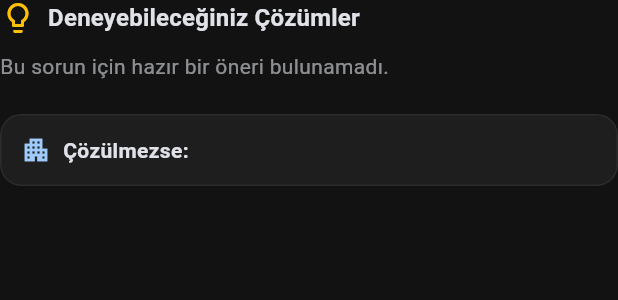
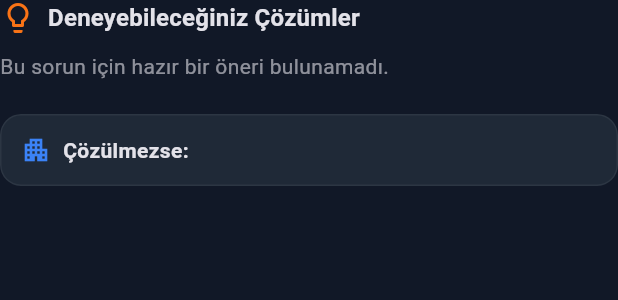
Before and after one commit to MurselAktop/talep_sorgu_cevap_app, a Flutter app: the AiAnalysisResultView widget shown alone on an empty page, opened directly with empty values, on a phone screen of 412 x 824 dp. Shown: the top 300 px of the screen. Run offline on Flutter 3.47's test engine with Material 3 defaults, Android fonts, the phone set to English and light mode, and no system bars; our stand-ins replace device_info_plus, file_picker, fl_chart, flutter_dotenv, image_picker, shared_preferences and 1 more; accounts and stored records are empty; network calls fail.

Commit message:
feat: mobil renk temasini web paneliyle hizala
Marka mavisi, slate yuzeyler ve AI turuncu vurgusu web Tailwind paletiyle ayni; istatistik ozellikleri dokunulmadi.

Co-authored-by: Cursor <cursoragent@cursor.com>

```diff
--- a/lib/screens/home_screen.dart
+++ b/lib/screens/home_screen.dart
@@ -3,6 +3,7 @@ import 'package:supabase_flutter/supabase_flutter.dart';
 
 import '../services/local_prefs_service.dart';
 import '../services/supabase_service.dart';
+import '../theme/app_theme.dart';
 import '../widgets/ai_assistant_chat.dart';
 import '../widgets/app_nav_route.dart';
 import '../widgets/navigation_shell.dart';
@@ -449,7 +450,7 @@ class _HomePageState extends State<HomePage> {
       return FloatingActionButton(
         heroTag: 'aiAssistantFab',
         mini: true,
-        backgroundColor: Colors.deepOrange,
+        backgroundColor: AppTheme.aiAccent,
         onPressed: _openAiAssistant,
         tooltip: 'Arıza Asistanı',
         child: const Icon(Icons.smart_toy_outlined),
@@ -473,7 +474,7 @@ class _HomePageState extends State<HomePage> {
             top: -6,
             right: -6,
             child: Material(
-              color: Colors.deepOrange,
+              color: AppTheme.aiAccent,
               shape: const CircleBorder(),
               elevation: 3,
               child: InkWell(
--- a/lib/theme/app_theme.dart
+++ b/lib/theme/app_theme.dart
@@ -3,45 +3,32 @@ import 'package:flutter/services.dart';
 
 /// TŞYS'nin merkezi Material 3 teması.
 ///
-/// Bu bir belediye/kurum şikâyet-talep sistemi olduğu için ciddi ve güven
-/// verici bir görsel kimlik hedeflenir. Ana tasarım koyu tema (dark theme) —
-/// tasarım taslağına göre neredeyse siyah bir taban (#121212) üzerinde biraz
-/// daha açık gri kart yüzeyleri (#1E1E1E). Marka/aksiyon rengi (birincil
-/// renk), önceki (açık) sürümle aynı kurumsal lacivert tohumdan
-/// (`_seedColor`) türetiliyor — Material 3'ün algoritması hem koyu hem açık
-/// arka planda okunaklı kalacak bir ton otomatik üretiyor; elle renk
-/// seçilmedi. Turuncu, sidebar'daki aktif öğe/CTA rengi olarak
-/// KULLANILMIYOR — turuncu zaten `status_badge.dart`'ta "Açık" durumunun
-/// anlamı, aynı rengi marka vurgusu için de kullanmak durum rozetleriyle
-/// karışıklığa yol açardı.
+/// Renk kimliği web yönetim paneliyle (`web/` Tailwind blue/slate paleti)
+/// hizalıdır: birincil marka mavisi `blue-600` (#2563EB), koyu yüzeyler
+/// gray-900/800, açık yüzeyler slate-50. Turuncu marka CTA olarak
+/// KULLANILMIYOR — durum rozetlerinde "Açık" ve AI asistan vurgusunda
+/// (`aiAccent`) ayrı roller üstleniyor.
 ///
-/// **2026-07-22 güncellemesi:** Kullanıcı isteğiyle Ayarlar ekranından
-/// değiştirilebilen bir açık tema (`lightTheme`) eklendi — `ThemeController`
-/// (main.dart) hangisinin aktif olduğuna karar verir, buradaki iki fonksiyon
-/// SADECE `brightness` parametresiyle ayrışan tek bir `_buildTheme`'i
-/// paylaşır (kod tekrarı yok).
+/// **2026-07-22:** Ayarlar'dan açık/koyu tema (`ThemeController`).
+/// **2026-07-31:** Web paneli renk temasına hizalama.
 ///
-/// Ekranlar kendi AppBar/Card/buton/form stilini YAZMAZ — hepsi buradaki
-/// bileşen temalarına güvenir; bu sayede tutarlılık tek kaynaktan sağlanır.
-///
-/// Bilinçli olarak buraya DAHİL edilmeyenler: `status_badge.dart`'taki durum
-/// renkleri ve talep detayındaki "Reddet"/"İptal Et" butonu gibi semantik
-/// renkler — bunlar marka kimliğiyle değil ANLAMLA bağlı, `tonalColors()`
-/// yardımcı fonksiyonuyla (bkz. status_badge.dart) hem açık hem koyu temaya
-/// zaten ayrıca uyarlanıyorlar (bkz. `Theme.of(context).brightness` kontrolü).
+/// Ekranlar kendi AppBar/Card/buton/form stilini YAZMAZ — buradaki bileşen
+/// temalarına güvenir. Durum renkleri `status_badge.dart`'ta tutulur.
 class AppTheme {
   AppTheme._();
 
-  /// Kurumsal lacivert.
-  static const Color _seedColor = Color(0xFF0B3D63);
+  /// Web paneli `blue-600` — birincil marka / CTA.
+  static const Color _seedColor = Color(0xFF2563EB);
 
-  /// Taslaktaki hedef ton — Material 3'ün otomatik koyu yüzey algoritması
-  /// yerine, istenen tam hex değerlerini tutturmak için `surface`/
-  /// `scaffoldBackgroundColor` elle bindiriliyor.
-  static const Color _darkScaffoldBackground = Color(0xFF121212);
-  static const Color _darkCardSurface = Color(0xFF1E1E1E);
+  /// Arıza Asistanı vurgusu — web `orange-500`.
+  static const Color aiAccent = Color(0xFFF97316);
 
-  static const Color _lightScaffoldBackground = Color(0xFFF4F5F7);
+  /// Web gray-900 / gray-800.
+  static const Color _darkScaffoldBackground = Color(0xFF111827);
+  static const Color _darkCardSurface = Color(0xFF1F2937);
+
+  /// Web slate-50 / white.
+  static const Color _lightScaffoldBackground = Color(0xFFF8FAFC);
   static const Color _lightCardSurface = Color(0xFFFFFFFF);
 
   static ThemeData get darkTheme => _buildTheme(Brightness.dark);
@@ -77,6 +64,9 @@ class AppTheme {
       seedColor: _seedColor,
       brightness: brightness,
     ).copyWith(
+      // Web paneliyle birebir: light blue-600, dark blue-500.
+      primary: isDark ? const Color(0xFF3B82F6) : const Color(0xFF2563EB),
+      onPrimary: Colors.white,
       surface: scaffoldBackground,
       surfaceContainerHighest: cardSurface,
       // Kenar/şerit sızıntısını azaltmak için surface türevlerini de
--- a/lib/widgets/ai_analysis_result_view.dart
+++ b/lib/widgets/ai_analysis_result_view.dart
@@ -1,6 +1,7 @@
 import 'package:flutter/material.dart';
 
 import '../services/ai_assistant_service.dart';
+import '../theme/app_theme.dart';
 
 /// Arıza Talep Asistanı'nın analiz sonucunu gösteren paylaşılan görünüm.
 /// Hem bağımsız `AiAssistantScreen`'de hem `RequestCreateScreen` içine
@@ -36,7 +37,7 @@ class AiAnalysisResultView extends StatelessWidget {
       children: [
         Row(
           children: [
-            const Icon(Icons.lightbulb_outline, color: Colors.amber),
+            const Icon(Icons.lightbulb_outline, color: AppTheme.aiAccent),
             const SizedBox(width: 8),
             Text(
               'Deneyebileceğiniz Çözümler',
@@ -50,16 +51,16 @@ class AiAnalysisResultView extends StatelessWidget {
             width: double.infinity,
             padding: const EdgeInsets.all(12),
             decoration: BoxDecoration(
-              color: Colors.orange.withValues(alpha: 0.12),
+              color: AppTheme.aiAccent.withValues(alpha: 0.12),
               borderRadius: BorderRadius.circular(12),
-              border: Border.all(color: Colors.orange.withValues(alpha: 0.4)),
+              border: Border.all(color: AppTheme.aiAccent.withValues(alpha: 0.4)),
             ),
             child: Column(
               crossAxisAlignment: CrossAxisAlignment.start,
               children: [
                 const Row(
                   children: [
-                    Icon(Icons.info_outline, color: Colors.orange, size: 20),
+                    Icon(Icons.info_outline, color: AppTheme.aiAccent, size: 20),
                     SizedBox(width: 8),
                     Expanded(
                       child: Text(
--- a/lib/widgets/ai_assistant_chat.dart
+++ b/lib/widgets/ai_assistant_chat.dart
@@ -7,6 +7,7 @@ import 'package:supabase_flutter/supabase_flutter.dart';
 
 import '../services/ai_assistant_service.dart';
 import '../services/supabase_service.dart';
+import '../theme/app_theme.dart';
 import 'ai_analysis_result_view.dart';
 
 class _ChatEntry {
@@ -505,7 +506,7 @@ Future<void> showAiAssistantChatSheet(
                 padding: const EdgeInsets.fromLTRB(16, 14, 8, 4),
                 child: Row(
                   children: [
-                    const Icon(Icons.smart_toy_outlined, color: Colors.deepOrange),
+                    const Icon(Icons.smart_toy_outlined, color: AppTheme.aiAccent),
                     const SizedBox(width: 8),
                     const Expanded(
                       child: Text(
```
